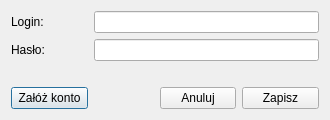
Old version of the form ui/opensubtitles/frmopensubtitlesconfig.ui in the repository QNapi/qnapi.
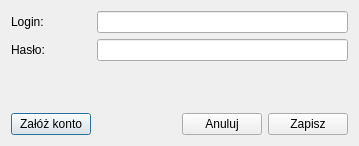
New version of the form. Icons and pictures are not drawn.

Diff of the .ui file:
```diff
--- a/ui/opensubtitles/frmopensubtitlesconfig.ui
+++ b/ui/opensubtitles/frmopensubtitlesconfig.ui
@@ -5,20 +5,20 @@
    <rect>
     <x>0</x>
     <y>0</y>
-    <width>330</width>
-    <height>120</height>
+    <width>359</width>
+    <height>146</height>
    </rect>
   </property>
   <property name="minimumSize" >
    <size>
     <width>330</width>
-    <height>120</height>
+    <height>130</height>
    </size>
   </property>
   <property name="maximumSize" >
    <size>
-    <width>400</width>
-    <height>150</height>
+    <width>450</width>
+    <height>180</height>
    </size>
   </property>
   <property name="windowTitle" >
```
Left out of the diff: 4 changed lines with no effect on the pictures.
